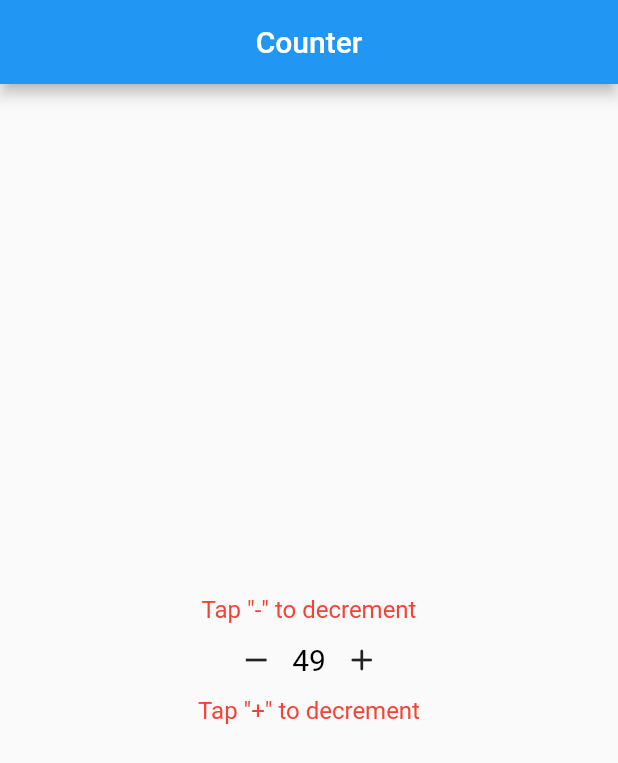
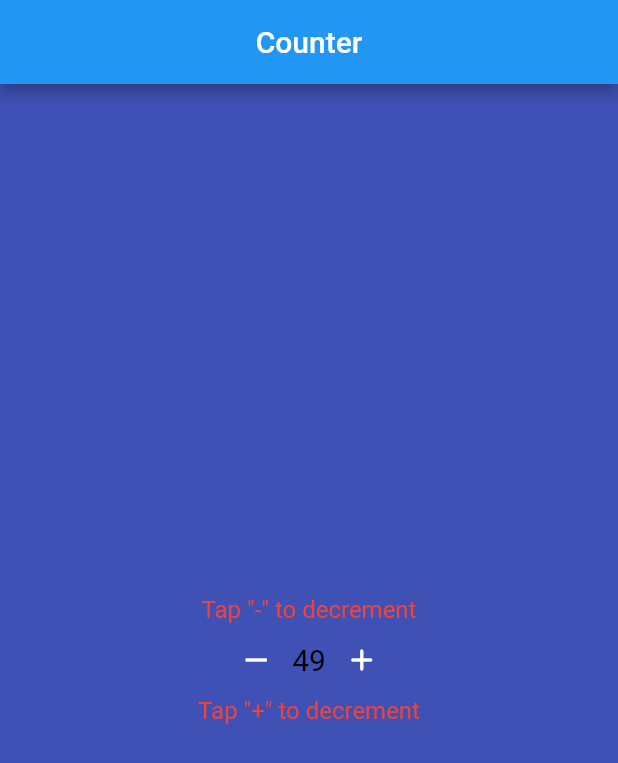
Before and after one commit to f957-cua/learn_flutter, a Flutter app: the screen it shows after launch, after a tap on the "remove" icon, on a phone screen of 412 x 824 dp. Shown: the top 763 px of the screen. Run offline on Flutter 3.47's test engine with Material 2 defaults, Android fonts, the phone set to English and light mode, and no system bars.

Commit message:
second_variant

```diff
--- a/lib/main.dart
+++ b/lib/main.dart
@@ -3,7 +3,36 @@
 import 'package:flutter/material.dart';
 
 void main() {
-  runApp(CounterWidget());
+  runApp(MyApp());
+}
+
+class MyApp extends StatelessWidget {
+  @override
+  Widget build(BuildContext context) {
+    return MaterialApp(
+      home: Scaffold(
+        backgroundColor: Colors.indigo,
+        appBar: AppBar(
+          title: Text('Counter'),
+          centerTitle: true,
+        ),
+        body: Center(
+          child: Container(
+            child: Column(
+                mainAxisAlignment: MainAxisAlignment.center,
+                crossAxisAlignment: CrossAxisAlignment.center,
+                children: <Widget>[
+                  Text('Tap "-" to decrement',
+                      style: TextStyle(color: Colors.red, fontSize: 16)),
+                  CounterWidget(),
+                  Text('Tap "+" to decrement',
+                      style: TextStyle(color: Colors.red, fontSize: 16)),
+                ]),
+          ),
+        ),
+      ),
+    );
+  }
 }
 
 class CounterWidget extends StatefulWidget {
@@ -25,23 +54,11 @@ class _CounterWidgetState extends State<CounterWidget> {
 
   @override
   Widget build(BuildContext context) {
-    return MaterialApp(
-      home: Scaffold(
-        appBar: AppBar(
-          title: Text('Counter'),
-          centerTitle: true,
-        ),
-        body: Center(
-          child: Container(
-            child: Column(
-                mainAxisAlignment: MainAxisAlignment.center,
-                crossAxisAlignment: CrossAxisAlignment.center,
-                children: <Widget>[
-                  Text('Tap "-" to decrement',
-                      style: TextStyle(color: Colors.red, fontSize: 16)),
-                  Row(
+    return Container(
+      child: Row(
         children: [
           IconButton(
+              color: Colors.white,
               onPressed: () {
                 setState(() {
                   _count--;
@@ -56,6 +73,7 @@ class _CounterWidgetState extends State<CounterWidget> {
             ),
           ),
           IconButton(
+              color: Colors.white,
               onPressed: () {
                 setState(() {
                   _count++;
@@ -65,12 +83,6 @@ class _CounterWidgetState extends State<CounterWidget> {
         ],
         mainAxisAlignment: MainAxisAlignment.center,
       ),
-                  Text('Tap "+" to decrement',
-                      style: TextStyle(color: Colors.red, fontSize: 16)),
-                ]),
-          ),
-        ),
-      ),
     );
   }
 }
```
Lines whose indentation alone changed are shown as unchanged.
